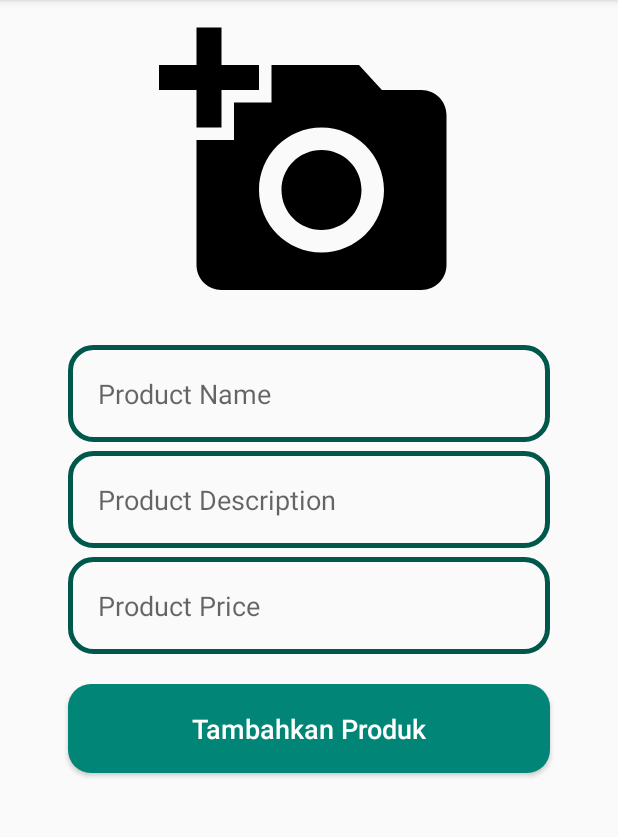
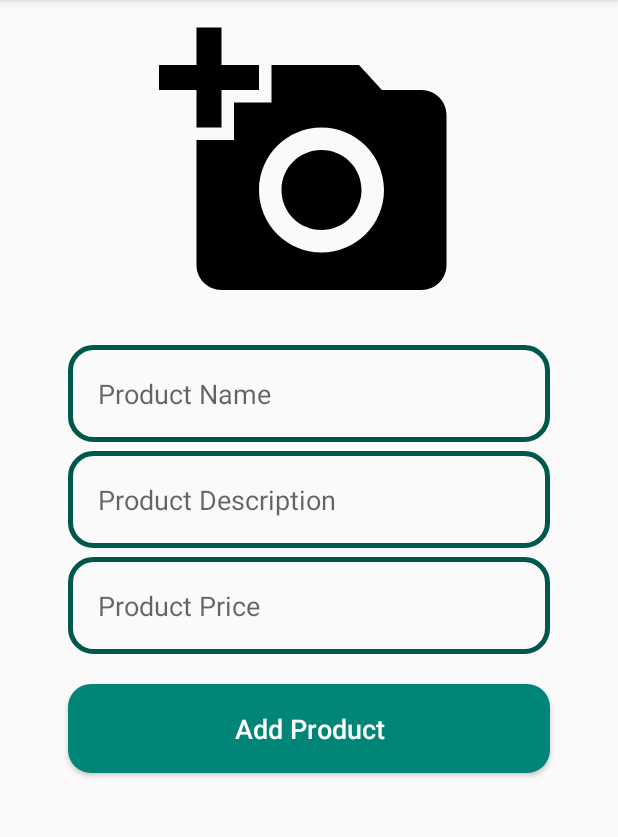
Before and after one commit to normanfd/Lahap, an Android app: the AddNewProductActivity screen opened directly, with no data from a screen before it, on a phone screen of 412 x 824 dp, the part 84-921 px from its top. Run offline under Robolectric (Android 15) with nearby library versions, the phone set to English and light mode, and no system bars; our stand-ins replace ButterKnife, Firebase (no records; nobody signed in at launch, a user with empty details on screens opened directly); 1 statement that could not run was skipped.

Commit message:
Localization Apps

```diff
--- a/app/src/main/res/values/strings.xml
+++ b/app/src/main/res/values/strings.xml
@@ -4,7 +4,7 @@
     <string name="password">password</string>
     <string name="forget_password">Forget Password?</string>
     <string name="login">Login</string>
-    <string name="i_m_an_admin">I\'m an Admin?</string>
+    <string name="i_m_an_admin">I\'m an Owner?</string>
     <string name="i_m_not_an_admin">I\'m not an Admin?</string>
     <string name="already_have_account_login">Already have Account? Login</string>
     <string name="join_now">Join Now</string>
@@ -34,6 +34,6 @@
     <string name="product_price">Product Price</string>
     <string name="product_description">Product Description</string>
     <string name="food_image">food_image</string>
-    <string name="add_product">Tambahkan Produk</string>
+    <string name="add_product">Add Product</string>
     <string name="template_price">Price : Rp.</string>
 </resources>
```
Also changed, not shown: 1 other file.
